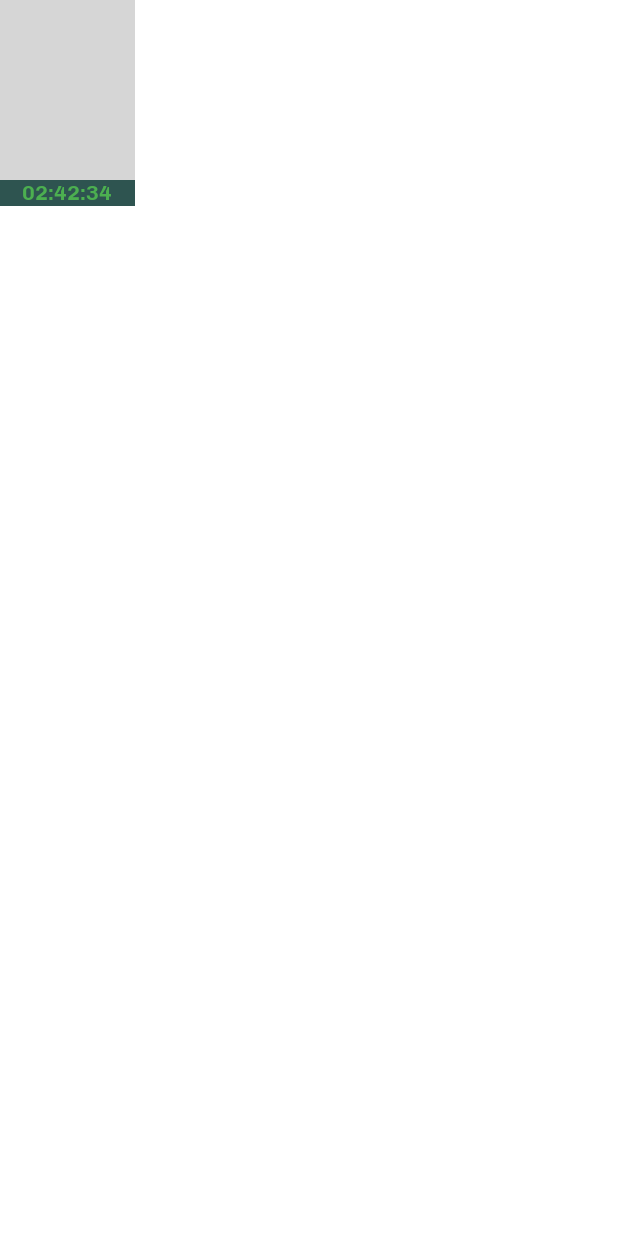
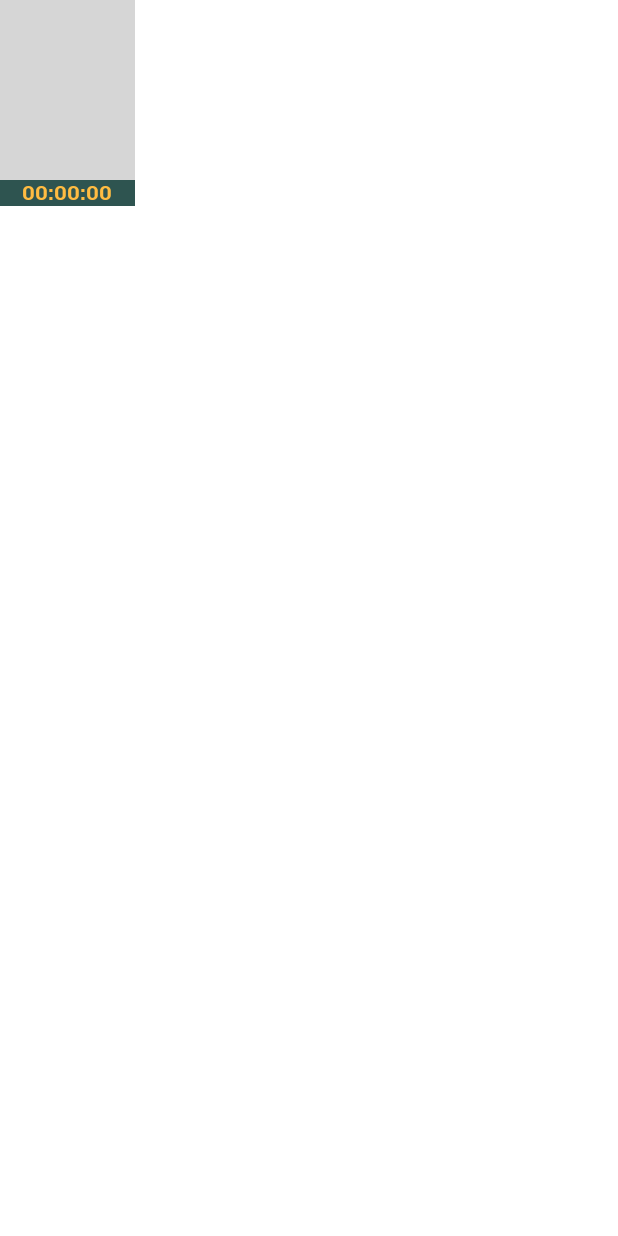
Before and after one commit to jan-lewandoski/wakey, an Android app: the layout fragment_overlay.xml on its own in the app's theme, with its tools: preview values and no code run, on a phone screen of 412 x 824 dp. Run offline under Robolectric (Android 15) with nearby library versions, the phone set to English and light mode, and no system bars; grey boxes are pictures that could not be loaded.

```diff
--- a/app/src/main/java/com/eps/wakey/services/CamService.kt
+++ b/app/src/main/java/com/eps/wakey/services/CamService.kt
@@ -227,8 +227,6 @@ class CamService: Service() {
 
         rootView?.setOnTouchListener {
                 view, e ->
-            Log.d("OVERLAY", e.toString())
-
             when (e.action) {
                 MotionEvent.ACTION_DOWN -> {
                     overlayPosition = overlayParams!!.position - e.position
@@ -414,10 +412,6 @@ class CamService: Service() {
                 Log.d("BLINKS", "Blinks: " + blinks)
             }
         }
-
-       // toneGen?.stopTone()
-
-
     }
 
     fun eyesOpen(bitmap: Image): Boolean {
--- a/app/src/main/res/layout/fragment_overlay.xml
+++ b/app/src/main/res/layout/fragment_overlay.xml
@@ -23,10 +23,9 @@
             android:layout_height="wrap_content"
             android:background="@color/secondary_green"
             android:fontFamily="@font/chivo_bold"
-            android:text="TextView"
             android:textAlignment="center"
-            android:textColor="#4CAF50"
-            tools:text="02:42:34" />
+            android:textColor="@color/yellow"
+            tools:text="00:00:00" />
 
     </LinearLayout>
 
```
Also changed, not shown: 1 other file.
